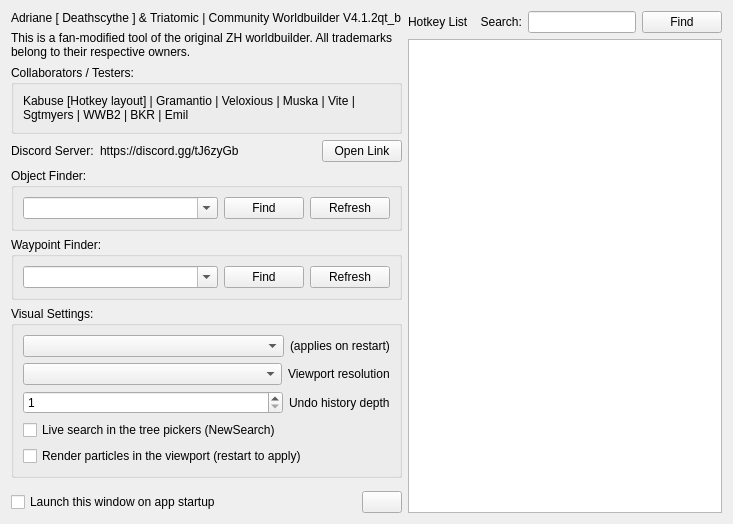
Above: GeneralsMD/Code/Tools/WorldBuilder/qt/panels/WBQtEntityFinderDialog.ui from triatomic/worldbuilderQT before the change. Below: the same form after it.
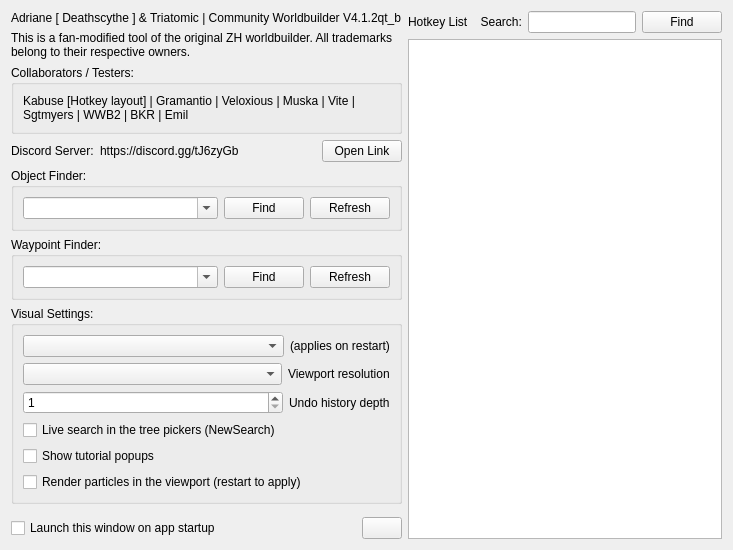
That is the form after the change.

Commit message: WorldBuilder: add a "Show tutorial popups" toggle

What changed in the file:
```diff
--- a/GeneralsMD/Code/Tools/WorldBuilder/qt/panels/WBQtEntityFinderDialog.ui
+++ b/GeneralsMD/Code/Tools/WorldBuilder/qt/panels/WBQtEntityFinderDialog.ui
@@ -219,6 +219,19 @@
           </property>
          </widget>
         </item>
+        <item>
+         <widget class="QCheckBox" name="tutorialPromptsCheck">
+          <property name="toolTip">
+           <string>Show the one-time hint popups (F11 full screen, Ctrl-click a
+waypoint/road to select connected, group-rotate) and the Ctrl+A
+"show whole map?" confirmation. Turn off once you know the shortcuts.
+Applies immediately. On by default.</string>
+          </property>
+          <property name="text">
+           <string>Show tutorial popups</string>
+          </property>
+         </widget>
+        </item>
         <item>
          <widget class="QCheckBox" name="renderParticlesCheck">
           <property name="toolTip">
```
The commit also changes 12 other files.
